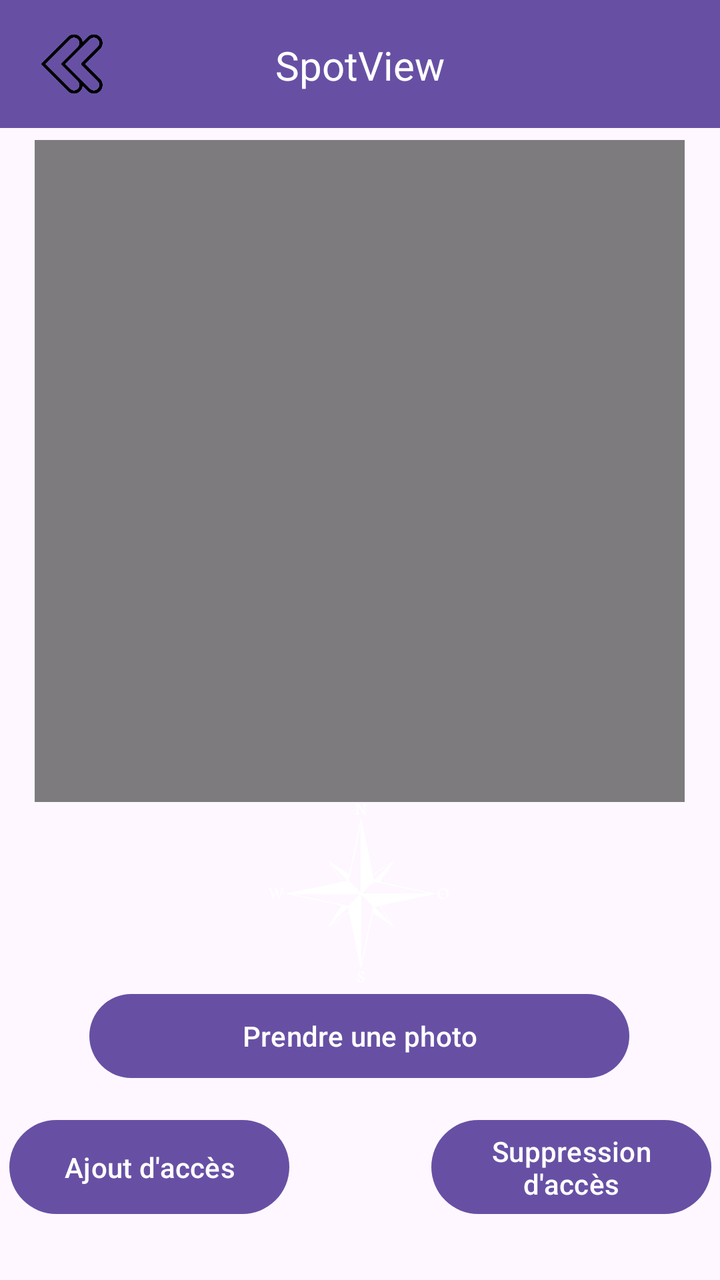
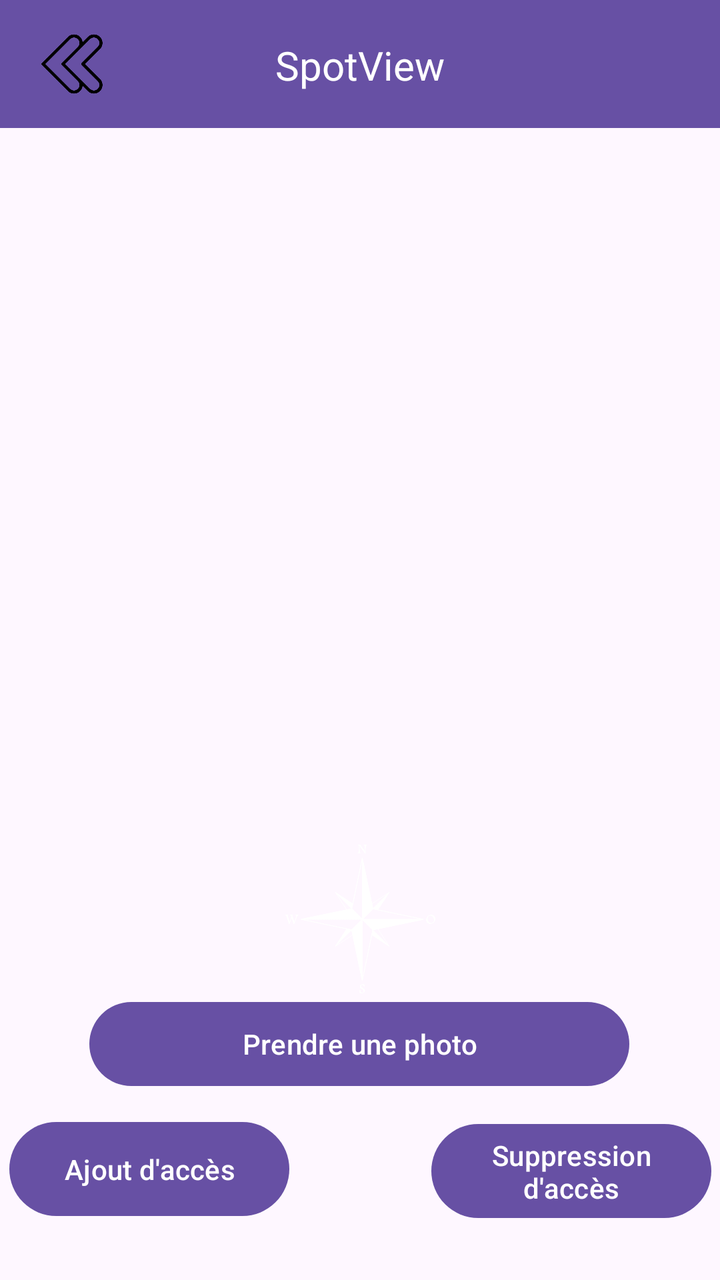

Compare the two renders of this Android layout. The source of the first and the diff that turns it into the second are given below.
<!-- AndroidManifest.xml: application theme Theme.SpotView -->
<!-- res/layout/activity_gestion_photo.xml -->
<?xml version="1.0" encoding="utf-8"?>
<androidx.constraintlayout.widget.ConstraintLayout xmlns:android="http://schemas.android.com/apk/res/android"
    xmlns:app="http://schemas.android.com/apk/res-auto"
    xmlns:tools="http://schemas.android.com/tools"
    android:id="@+id/main"
    android:layout_width="match_parent"
    android:layout_height="match_parent"
    tools:context=".GestionPhoto">

    <Button
        android:id="@+id/gp_ModifB2"
        android:layout_width="140dp"
        android:layout_height="55dp"
        android:layout_marginStart="30dp"
        android:layout_marginTop="12dp"
        android:layout_marginBottom="28dp"
        android:text="@string/gph_addAcc"
        app:layout_constraintBottom_toBottomOf="parent"
        app:layout_constraintEnd_toStartOf="@+id/gp_supprB2"
        app:layout_constraintStart_toStartOf="parent"
        app:layout_constraintTop_toBottomOf="@+id/gph_takeB" />

    <Button
        android:id="@+id/gp_supprB2"
        android:layout_width="140dp"
        android:layout_height="55dp"
        android:layout_marginStart="71dp"
        android:layout_marginTop="12dp"
        android:layout_marginEnd="30dp"
        android:layout_marginBottom="28dp"
        android:text="@string/gph_supprAcc"
        app:layout_constraintBottom_toBottomOf="parent"
        app:layout_constraintEnd_toEndOf="parent"
        app:layout_constraintStart_toEndOf="@+id/gp_ModifB2"
        app:layout_constraintTop_toBottomOf="@+id/gph_takeB" />

    <Button
        android:id="@+id/gph_takeB"
        android:layout_width="270dp"
        android:layout_height="50dp"
        android:layout_marginTop="91dp"
        android:text="@string/gph_take"
        app:layout_constraintBottom_toTopOf="@+id/gp_ModifB2"
        app:layout_constraintEnd_toEndOf="parent"
        app:layout_constraintHorizontal_bias="0.496"
        app:layout_constraintStart_toStartOf="parent"
        app:layout_constraintTop_toBottomOf="@+id/gph_image" />

    <TextView
        android:id="@+id/gph_text"
        android:layout_width="298dp"
        android:layout_height="40dp"
        android:layout_marginTop="100dp"
        android:layout_marginBottom="591dp"
        android:text="@string/gph_text"
        android:textAlignment="center"
        android:textSize="16sp"
        android:textStyle="bold"
        app:layout_constraintBottom_toBottomOf="parent"
        app:layout_constraintEnd_toEndOf="parent"
        app:layout_constraintHorizontal_bias="0.495"
        app:layout_constraintStart_toStartOf="parent"
        app:layout_constraintTop_toTopOf="parent"
        app:layout_constraintVertical_bias="1.0" />

    <include
        layout="@layout/custom_toolbar"
        android:layout_width="match_parent"
        android:layout_height="wrap_content" />

    <ImageView
        android:id="@+id/gph_image"
        android:layout_width="325dp"
        android:layout_height="331dp"
        android:layout_marginTop="21dp"
        app:layout_constraintEnd_toEndOf="parent"
        app:layout_constraintHorizontal_bias="0.493"
        app:layout_constraintStart_toStartOf="parent"
        app:layout_constraintTop_toBottomOf="@+id/gph_text"
        app:srcCompat="@android:drawable/screen_background_dark_transparent" />

    <TextView
        android:id="@+id/textViewOri"
        android:layout_width="wrap_content"
        android:layout_height="wrap_content"
        android:layout_marginTop="26dp"
        android:layout_marginBottom="45dp"
        android:textSize="20dp"
        android:textStyle="bold"
        app:layout_constraintBottom_toBottomOf="parent"
        app:layout_constraintEnd_toStartOf="@+id/gp_supprB2"
        app:layout_constraintStart_toEndOf="@+id/gp_ModifB2"
        app:layout_constraintTop_toBottomOf="@+id/gph_takeB" />

    <ImageView
        android:id="@+id/gpp_boussole"
        android:layout_width="90dp"
        android:layout_height="90dp"
        android:layout_marginBottom="1dp"
        app:layout_constraintBottom_toTopOf="@+id/gph_takeB"
        app:layout_constraintEnd_toEndOf="parent"
        app:layout_constraintHorizontal_bias="0.498"
        app:layout_constraintStart_toStartOf="parent"
        app:layout_constraintTop_toBottomOf="@+id/gph_image"
        app:srcCompat="@drawable/compass_white" />

</androidx.constraintlayout.widget.ConstraintLayout>
<!-- res/layout/custom_toolbar.xml (included above) -->
<?xml version="1.0" encoding="utf-8"?>
<androidx.constraintlayout.widget.ConstraintLayout xmlns:android="http://schemas.android.com/apk/res/android"
    xmlns:app="http://schemas.android.com/apk/res-auto"
    xmlns:tools="http://schemas.android.com/tools"
    android:id="@+id/toolbar"
    android:layout_width="match_parent"
    android:layout_height="?attr/actionBarSize"
    android:background="?attr/colorPrimary">

    

    
    <ImageButton
        android:id="@+id/btnBack"
        android:layout_width="40dp"
        android:layout_height="40dp"
        android:layout_marginStart="16dp"
        android:background="?attr/selectableItemBackgroundBorderless"
        android:contentDescription="Retour"
        android:scaleType="centerInside"
        android:src="@drawable/back_arrow"
        app:layout_constraintBottom_toBottomOf="parent"
        app:layout_constraintStart_toStartOf="parent"
        app:layout_constraintTop_toTopOf="parent" />

    <TextView
        android:id="@+id/toolbar_title"
        android:layout_width="wrap_content"
        android:layout_height="27dp"
        android:layout_marginTop="19dp"
        android:layout_marginBottom="18dp"
        android:gravity="center_vertical"
        android:text="@string/app_name"
        android:textColor="@android:color/white"
        android:textSize="20sp"
        app:layout_constraintBottom_toBottomOf="parent"
        app:layout_constraintEnd_toEndOf="parent"
        app:layout_constraintStart_toStartOf="parent"
        app:layout_constraintTop_toTopOf="parent" />
</androidx.constraintlayout.widget.ConstraintLayout>
<!-- resources referenced by this layout -->
<resources>
  <!-- drawable back_arrow: png bitmap (drawable, 8437 bytes) -->
  <!-- drawable compass_white: png bitmap (drawable, 59217 bytes) -->
  <string name="app_name">SpotView</string>
  <string name="gph_addAcc">Ajout d\'accès</string>
  <string name="gph_supprAcc">Suppression d\'accès</string>
  <string name="gph_take">Prendre une photo</string>
  <string name="gph_text">Prenez une photo orienté (N, S, E, O) et\n gérer les accès</string>
  <style name="Theme.SpotView" parent="Base.Theme.SpotView" />
  <style name="Base.Theme.SpotView" parent="Theme.Material3.DayNight.NoActionBar">
          
          
      </style>
</resources>

<!-- the commit's change to res/layout/activity_gestion_photo.xml (unified diff, before → after) -->
@@ -7,18 +7,18 @@
     android:layout_height="match_parent"
     tools:context=".GestionPhoto">
 
+    
+
     <Button
         android:id="@+id/gp_ModifB2"
         android:layout_width="140dp"
         android:layout_height="55dp"
         android:layout_marginStart="30dp"
-        android:layout_marginTop="12dp"
         android:layout_marginBottom="28dp"
         android:text="@string/gph_addAcc"
         app:layout_constraintBottom_toBottomOf="parent"
         app:layout_constraintEnd_toStartOf="@+id/gp_supprB2"
-        app:layout_constraintStart_toStartOf="parent"
-        app:layout_constraintTop_toBottomOf="@+id/gph_takeB" />
+        app:layout_constraintStart_toStartOf="parent" />
 
     <Button
         android:id="@+id/gp_supprB2"
@@ -38,46 +38,17 @@
         android:id="@+id/gph_takeB"
         android:layout_width="270dp"
         android:layout_height="50dp"
-        android:layout_marginTop="91dp"
+        android:layout_marginBottom="10dp"
         android:text="@string/gph_take"
         app:layout_constraintBottom_toTopOf="@+id/gp_ModifB2"
         app:layout_constraintEnd_toEndOf="parent"
         app:layout_constraintHorizontal_bias="0.496"
-        app:layout_constraintStart_toStartOf="parent"
-        app:layout_constraintTop_toBottomOf="@+id/gph_image" />
-
-    <TextView
-        android:id="@+id/gph_text"
-        android:layout_width="298dp"
-        android:layout_height="40dp"
-        android:layout_marginTop="100dp"
-        android:layout_marginBottom="591dp"
-        android:text="@string/gph_text"
-        android:textAlignment="center"
-        android:textSize="16sp"
-        android:textStyle="bold"
-        app:layout_constraintBottom_toBottomOf="parent"
-        app:layout_constraintEnd_toEndOf="parent"
-        app:layout_constraintHorizontal_bias="0.495"
-        app:layout_constraintStart_toStartOf="parent"
-        app:layout_constraintTop_toTopOf="parent"
-        app:layout_constraintVertical_bias="1.0" />
+        app:layout_constraintStart_toStartOf="parent" />
 
     <include
         layout="@layout/custom_toolbar"
         android:layout_width="match_parent"
         android:layout_height="wrap_content" />
-
-    <ImageView
-        android:id="@+id/gph_image"
-        android:layout_width="325dp"
-        android:layout_height="331dp"
-        android:layout_marginTop="21dp"
-        app:layout_constraintEnd_toEndOf="parent"
-        app:layout_constraintHorizontal_bias="0.493"
-        app:layout_constraintStart_toStartOf="parent"
-        app:layout_constraintTop_toBottomOf="@+id/gph_text"
-        app:srcCompat="@android:drawable/screen_background_dark_transparent" />
 
     <TextView
         android:id="@+id/textViewOri"
@@ -94,15 +65,24 @@
 
     <ImageView
         android:id="@+id/gpp_boussole"
-        android:layout_width="90dp"
-        android:layout_height="90dp"
-        android:layout_marginBottom="1dp"
+        android:layout_width="75dp"
+        android:layout_height="75dp"
         app:layout_constraintBottom_toTopOf="@+id/gph_takeB"
         app:layout_constraintEnd_toEndOf="parent"
-        app:layout_constraintHorizontal_bias="0.498"
         app:layout_constraintStart_toStartOf="parent"
-        app:layout_constraintTop_toBottomOf="@+id/gph_image"
         app:srcCompat="@drawable/compass_white" />
+
+    <ImageView
+        android:id="@+id/gph_image"
+        android:layout_width="match_parent"
+        android:layout_height="446dp"
+        android:layout_marginTop="64dp"
+        android:layout_marginBottom="3dp"
+        app:layout_constraintBottom_toTopOf="@+id/gpp_boussole"
+        app:layout_constraintEnd_toEndOf="parent"
+        app:layout_constraintStart_toStartOf="parent"
+        app:layout_constraintTop_toTopOf="parent"
+        app:srcCompat="@drawable/invisible" />
 
 </androidx.constraintlayout.widget.ConstraintLayout>
 <!-- res/layout/custom_toolbar.xml (included above) -->
<!-- resource entries referenced after the edit -->
@@ -2,11 +2,11 @@
 <resources>
   <!-- drawable back_arrow: png bitmap (drawable, 8437 bytes) -->
   <!-- drawable compass_white: png bitmap (drawable, 59217 bytes) -->
+  <!-- drawable invisible: png bitmap (drawable, 1862 bytes) -->
   <string name="app_name">SpotView</string>
   <string name="gph_addAcc">Ajout d\'accès</string>
   <string name="gph_supprAcc">Suppression d\'accès</string>
   <string name="gph_take">Prendre une photo</string>
-  <string name="gph_text">Prenez une photo orienté (N, S, E, O) et\n gérer les accès</string>
   <style name="Theme.SpotView" parent="Base.Theme.SpotView" />
   <style name="Base.Theme.SpotView" parent="Theme.Material3.DayNight.NoActionBar">
           
